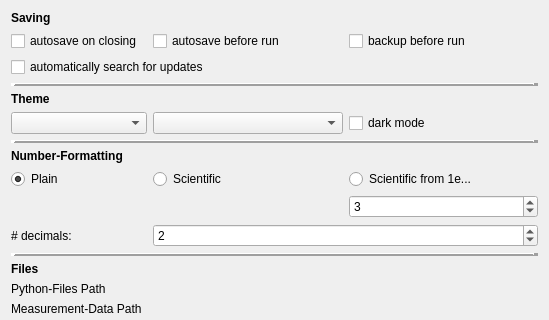
This is nomad_camels/gui/settings_window.ui in FAU-LAP/NOMAD-CAMELS as Qt 5 draws it before an edit; both pictures show x 0 to 549 and y 0 to 320 of the 549 by 543 pixel window. The edited form follows.
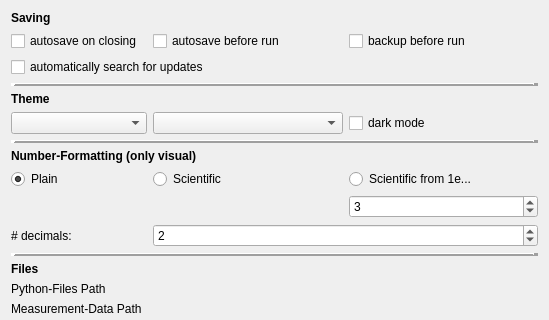
This is the edited form. Custom widgets are drawn as their Qt base class.

```diff
--- a/nomad_camels/gui/settings_window.ui
+++ b/nomad_camels/gui/settings_window.ui
@@ -208,7 +208,7 @@
       </font>
      </property>
      <property name="text">
-      <string>Number-Formatting</string>
+      <string>Number-Formatting (only visual)</string>
      </property>
     </widget>
    </item>
```
